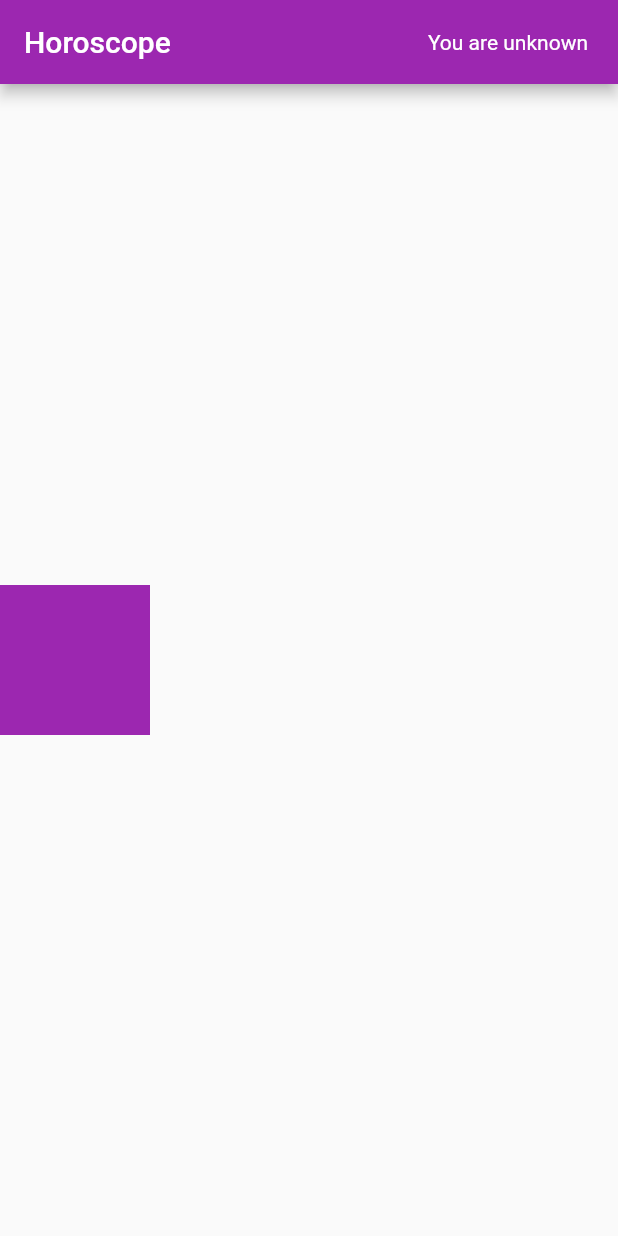
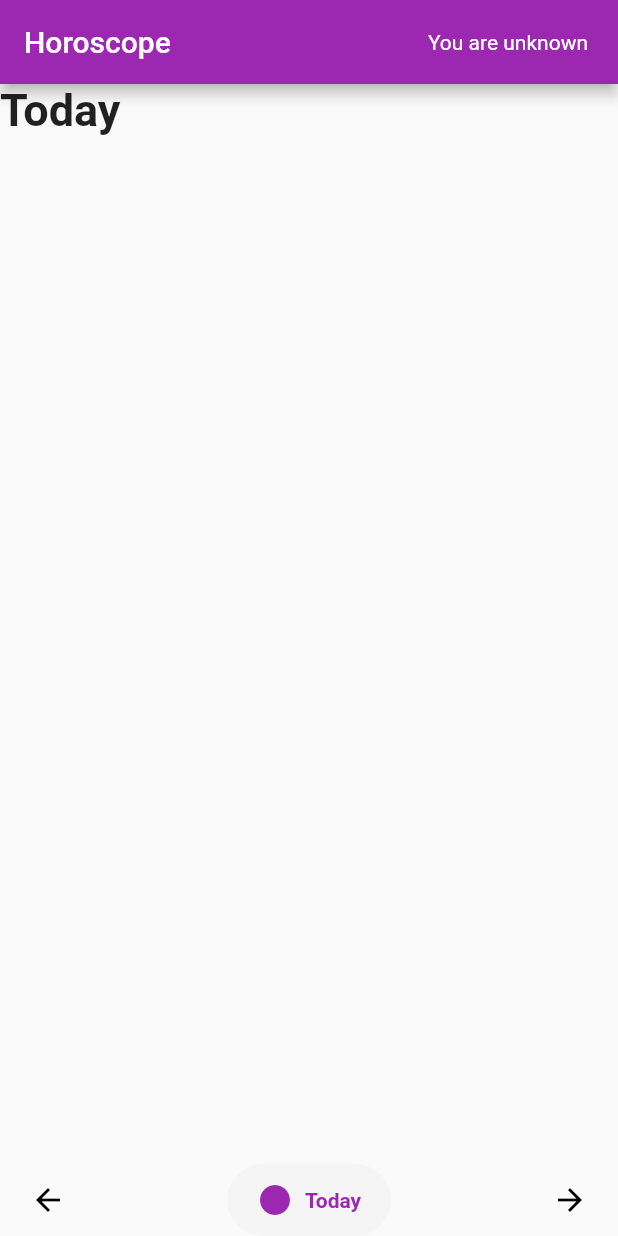
Before and after one commit to bugrahancamlibel/Horoscope-YTT, a Flutter app: the MainScreen screen opened directly, on a phone screen of 412 x 824 dp. Run offline on Flutter 3.47's test engine with Material 2 defaults, Android fonts, the phone set to English and light mode, and no system bars; drawn by our look-alikes of google_nav_bar; our stand-ins replace flutter_riverpod, shared_preferences; accounts and stored records are empty.

Commit message:
Add nav bar to main page

```diff
--- a/lib/screens/main_screen.dart
+++ b/lib/screens/main_screen.dart
@@ -1,6 +1,26 @@
 import 'package:flutter/material.dart';
 import 'package:flutter_riverpod/flutter_riverpod.dart';
+import 'package:horoscope_ytt/selected_index_provider.dart';
 import '../star_sign_provider.dart';
+import 'package:google_nav_bar/google_nav_bar.dart';
+
+
+const TextStyle optionStyle =
+    TextStyle(fontSize: 30, fontWeight: FontWeight.w600);
+const List<Widget> _widgetOptions = <Widget>[
+  Text(
+    'Yesterday',
+    style: optionStyle,
+  ),
+  Text(
+    'Today',
+    style: optionStyle,
+  ),
+  Text(
+    'Tomorrow',
+    style: optionStyle,
+  ),
+];
 
 class MainScreen extends ConsumerWidget {
   const MainScreen({Key? key}) : super(key: key);
@@ -19,15 +39,35 @@ class MainScreen extends ConsumerWidget {
           )
         ],
       ),
-      body: Column(
-        mainAxisAlignment: MainAxisAlignment.center,
-        children: [
-          Container(
-            color: Colors.purple,
-            width: 100,
-            height: 100,
-          )
+      body: _widgetOptions.elementAt(ref.watch(selectedIndexProvider)),
+      bottomNavigationBar: GNav(
+        rippleColor: Colors.grey[300]!,
+        hoverColor: Colors.grey[100]!,
+        gap: 8,
+        activeColor: Colors.purple,
+        iconSize: 24,
+        padding: const EdgeInsets.symmetric(horizontal: 20, vertical: 12),
+        duration: const Duration(milliseconds: 400),
+        tabBackgroundColor: Colors.grey[100]!,
+        color: Colors.black,
+        tabs: const [
+          GButton(
+            icon: Icons.arrow_back_outlined,
+            text: 'Yesterday',
+          ),
+          GButton(
+            icon: Icons.circle,
+            text: 'Today',
+          ),
+          GButton(
+            icon: Icons.arrow_forward_outlined,
+            text: 'Tomorrow',
+          ),
         ],
+        selectedIndex: ref.watch(selectedIndexProvider),
+        onTabChange: (index) {
+          ref.read(selectedIndexProvider.notifier).state = index;
+        },
       ),
     );
   }
```
